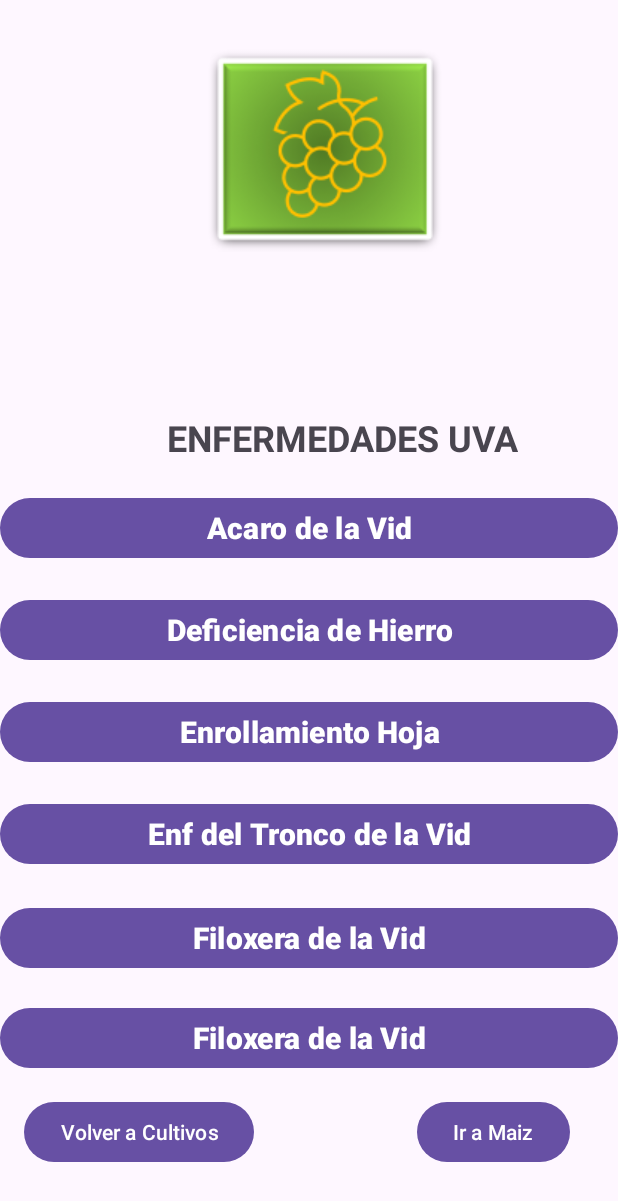
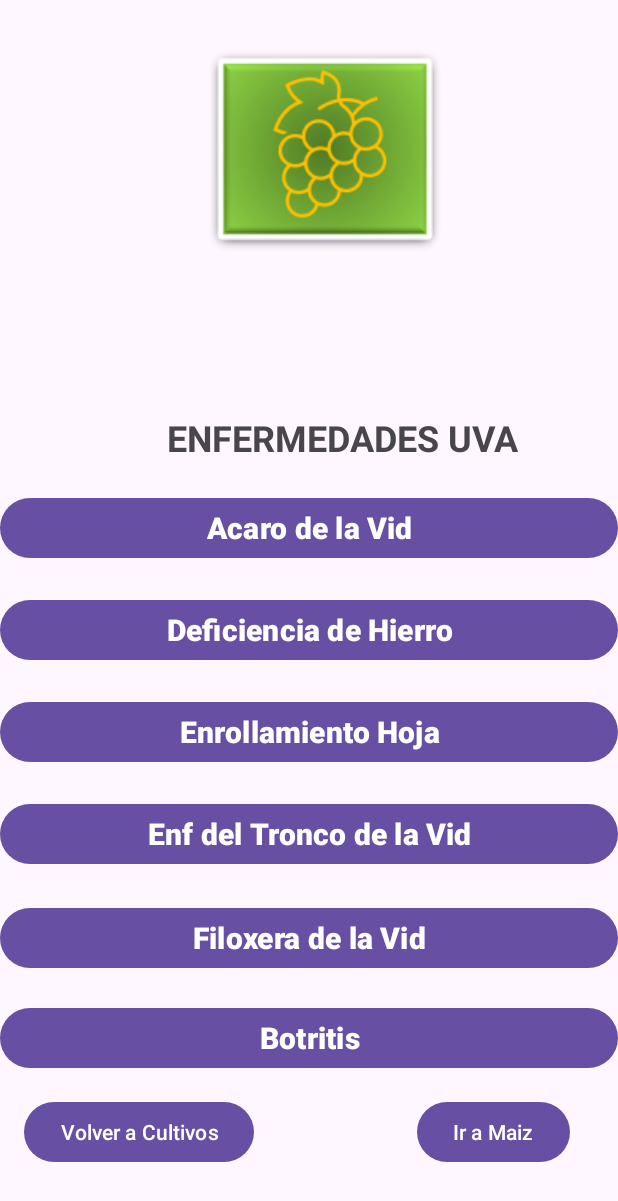
Before and after one commit to CamilaGiudice/parcial-1-am-acn4bv-barreiro-giudice-roldan, an Android app: the Enfermedades_Uva screen opened directly, with no data from a screen before it, on a phone screen of 412 x 824 dp. Shown: the top 1201 px of the screen. Run offline under Robolectric (Android 15) with nearby library versions, the phone set to English and light mode, and no system bars.

Commit message:
Cambios en strings: agrego el nuevo string de enfermedad botritis

```diff
--- a/app/src/main/java/com/example/parcial_1_am_acn4bv_barreiro_giudice_roldan/Enfermedades_Uva.java
+++ b/app/src/main/java/com/example/parcial_1_am_acn4bv_barreiro_giudice_roldan/Enfermedades_Uva.java
@@ -29,6 +29,7 @@ public class Enfermedades_Uva extends AppCompatActivity {
         rollo= findViewById (R.id.btnrollo);
         tronco=findViewById (R.id.btntronco);
         filoxera=findViewById (R.id.btnfiloxera);
+        botritis=findViewById(R.id.btnbotritis);
 
         acaros.setOnClickListener (new View.OnClickListener () {
             @Override
--- a/app/src/main/res/layout/activity_enfermedades_uva.xml
+++ b/app/src/main/res/layout/activity_enfermedades_uva.xml
@@ -123,11 +123,11 @@
         app:layout_constraintTop_toBottomOf="@+id/btntronco" />
 
     <Button
-        android:id="@+id/btnfiloxera3"
+        android:id="@+id/btnbotritis"
         android:layout_width="0dp"
         android:layout_height="wrap_content"
         android:layout_marginTop="88dp"
-        android:text="@string/filoxera_de_la_vid"
+        android:text="@string/botritis"
         android:textAlignment="center"
         android:textSize="20sp"
         android:textStyle="bold"
--- a/app/src/main/res/values/strings.xml
+++ b/app/src/main/res/values/strings.xml
@@ -225,5 +225,6 @@ La cosecha, también llamada  siega, comienza cuando los tallos del trigo ya per
     <string name="mancha_negra">Mancha Negra</string>
     <string name="clorosis">Clorosis</string>
     <string name="enfermedades_limon">ENFERMEDADES LIMON</string>
+    <string name="botritis">Botritis</string>
 
 </resources>
```
